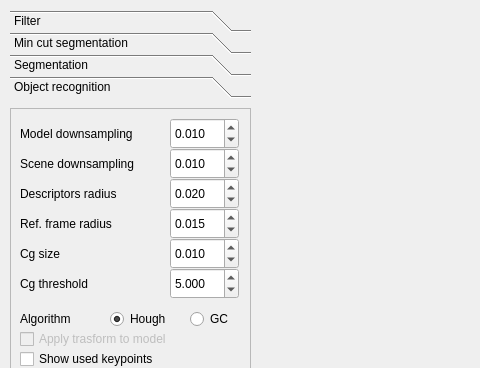
Qt form project/correspondenceview.ui (Aula13/QRecog) before a commit; both pictures show x 0 to 480 and y 0 to 368 of the 981 by 651 pixel window.
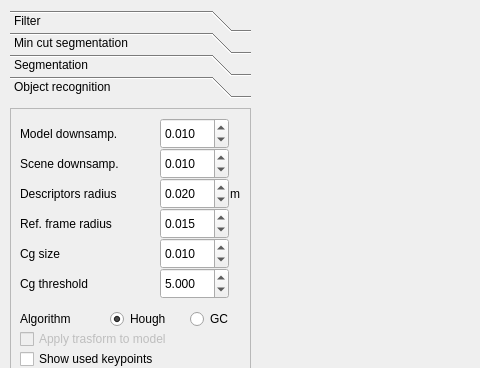
The same form after that commit. Custom widgets are drawn as their Qt base class.

Diff of the .ui file:
```diff
--- a/project/correspondenceview.ui
+++ b/project/correspondenceview.ui
@@ -114,7 +114,7 @@
        </rect>
       </property>
       <property name="text">
-       <string>Model downsampling</string>
+       <string>Model downsamp.</string>
       </property>
       <property name="alignment">
        <set>Qt::AlignLeading|Qt::AlignLeft|Qt::AlignVCenter</set>
@@ -123,7 +123,7 @@
      <widget class="QDoubleSpinBox" name="spnModelss">
       <property name="geometry">
        <rect>
-        <x>160</x>
+        <x>150</x>
         <y>10</y>
         <width>69</width>
         <height>31</height>
@@ -152,7 +152,7 @@
        </rect>
       </property>
       <property name="text">
-       <string>Scene downsampling</string>
+       <string>Scene downsamp.</string>
       </property>
       <property name="alignment">
        <set>Qt::AlignLeading|Qt::AlignLeft|Qt::AlignVCenter</set>
@@ -161,7 +161,7 @@
      <widget class="QDoubleSpinBox" name="spnSceness">
       <property name="geometry">
        <rect>
-        <x>160</x>
+        <x>150</x>
         <y>40</y>
         <width>69</width>
         <height>31</height>
@@ -199,7 +199,7 @@
      <widget class="QDoubleSpinBox" name="spnDescRad">
       <property name="geometry">
        <rect>
-        <x>160</x>
+        <x>150</x>
         <y>70</y>
         <width>69</width>
         <height>31</height>
@@ -221,7 +221,7 @@
      <widget class="QDoubleSpinBox" name="spnRFRad">
       <property name="geometry">
        <rect>
-        <x>160</x>
+        <x>150</x>
         <y>100</y>
         <width>69</width>
         <height>31</height>
@@ -259,7 +259,7 @@
      <widget class="QDoubleSpinBox" name="spnCGSize">
       <property name="geometry">
        <rect>
-        <x>160</x>
+        <x>150</x>
         <y>130</y>
         <width>69</width>
         <height>31</height>
@@ -313,7 +313,7 @@
      <widget class="QDoubleSpinBox" name="spnCGThres">
       <property name="geometry">
        <rect>
-        <x>160</x>
+        <x>150</x>
         <y>160</y>
         <width>69</width>
         <height>31</height>
@@ -486,6 +486,22 @@
        <string>Set model</string>
       </property>
      </widget>
+     <widget class="QLabel" name="lblUDMmeters_3">
+      <property name="geometry">
+       <rect>
+        <x>220</x>
+        <y>70</y>
+        <width>16</width>
+        <height>31</height>
+       </rect>
+      </property>
+      <property name="text">
+       <string>m</string>
+      </property>
+      <property name="alignment">
+       <set>Qt::AlignLeading|Qt::AlignLeft|Qt::AlignVCenter</set>
+      </property>
+     </widget>
     </widget>
    </widget>
    <widget class="QWidget" name="cameraCtrl">
```
Left out of the diff: 16 changed lines with no effect on the pictures.
